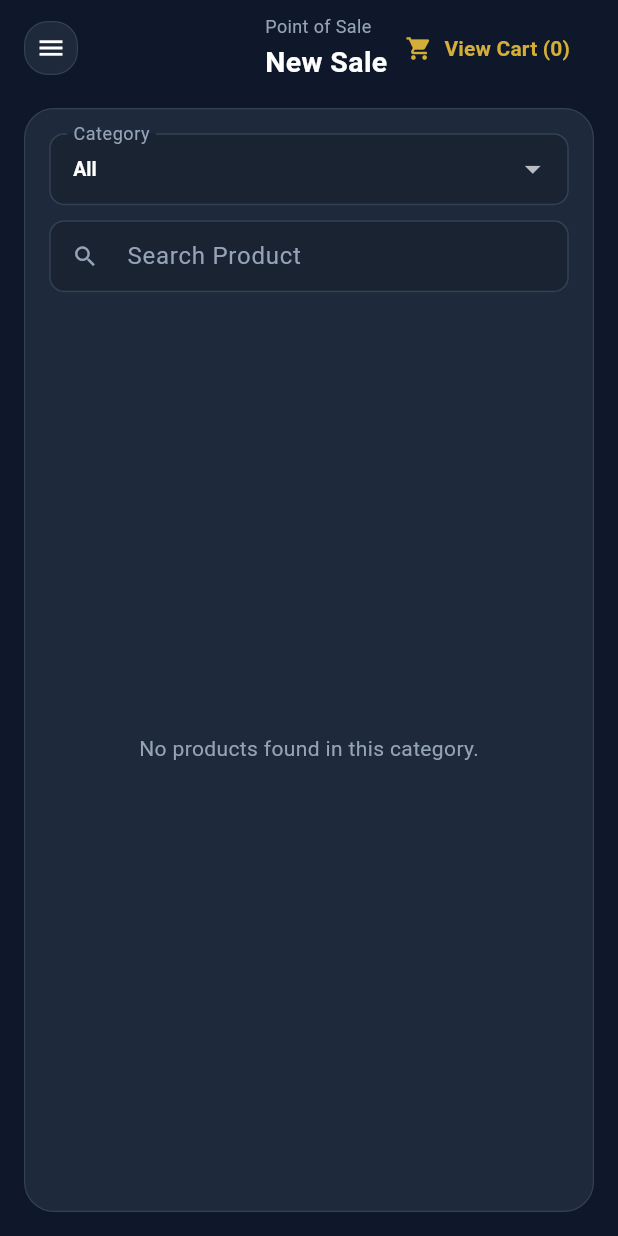
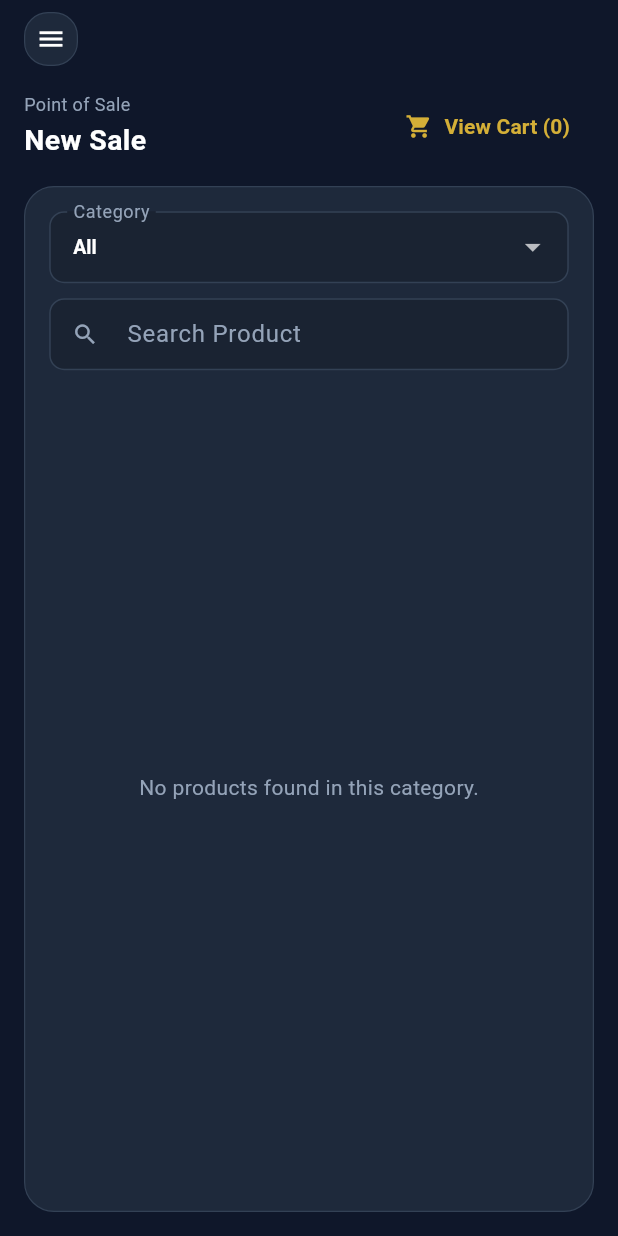
Before and after one commit to Haseeb-ML/Al-Haseeb-Foods-and-Bakers, a Flutter app: the NewSaleScreen screen opened directly, on a phone screen of 412 x 824 dp. Run offline on Flutter 3.47's test engine with Material 3 defaults, Android fonts, the phone set to English and light mode, and no system bars; our stand-ins replace cached_network_image, cloud_firestore, file_picker, firebase_auth, firebase_core, flutter_cache_manager and 3 more; accounts and stored records are empty.

Commit message:
Fix flex layout overflow on new sale pos header

```diff
--- a/lib/screens/shared/new_sale_screen.dart
+++ b/lib/screens/shared/new_sale_screen.dart
@@ -1219,8 +1219,8 @@ class _NewSaleScreenState extends State<NewSaleScreen> {
             AppSpacing.sm,
             0,
           ),
-          child: Row(
-            mainAxisAlignment: MainAxisAlignment.spaceBetween,
+          child: Column(
+            crossAxisAlignment: CrossAxisAlignment.stretch,
             children: [
               if (!isDesktop) ...[
                 Row(
```
